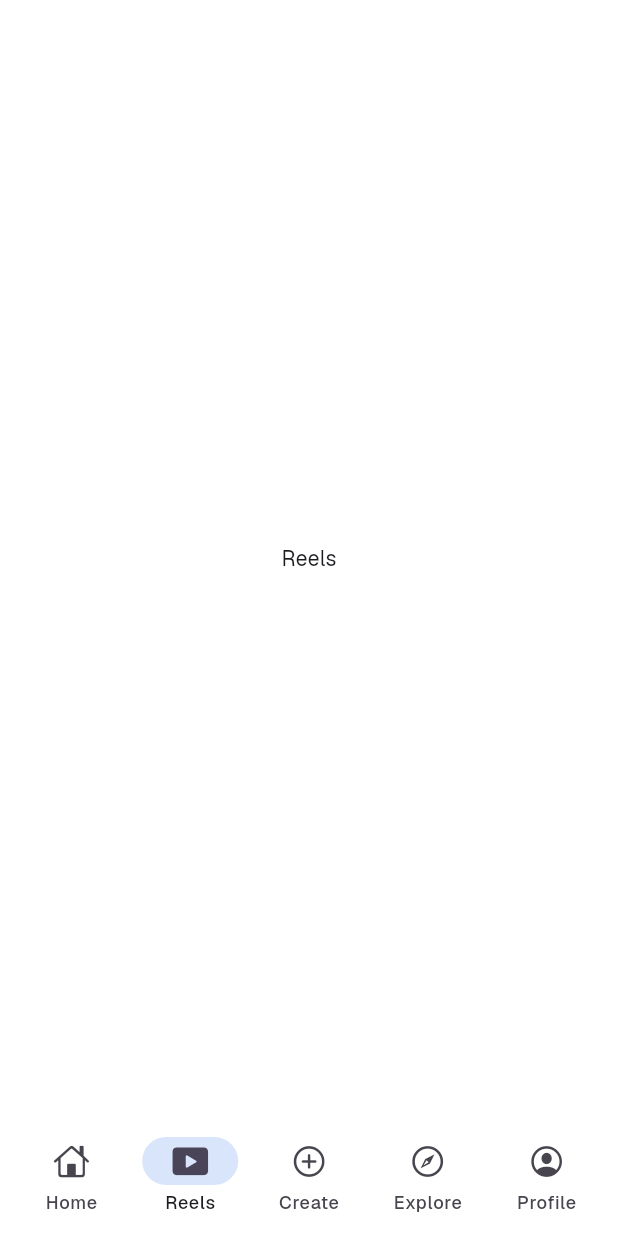
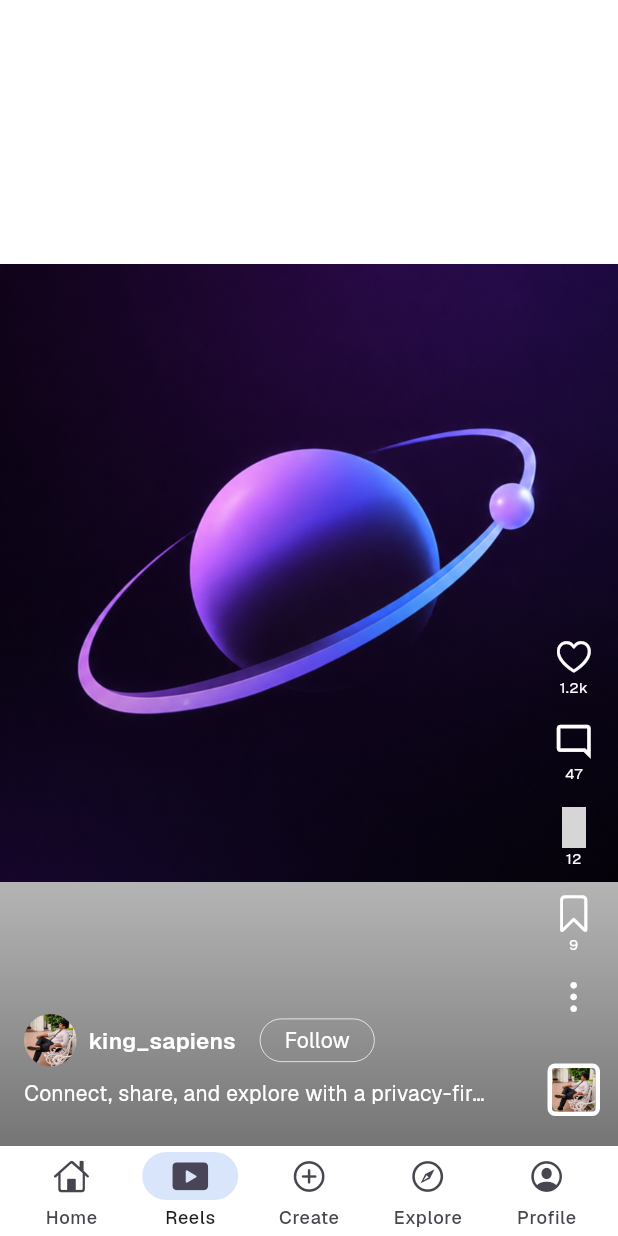
Before and after one commit to legendarys3005/orbix, a Flutter app: the screen it shows after launch, item 2 of the bottom bar chosen, on a phone screen of 412 x 824 dp. Run offline on Flutter 3.47's test engine with Material 3 defaults, Android fonts, the phone set to English and light mode, and no system bars; our stand-ins replace dotted_border, get, google_fonts, iconsax; grey boxes are pictures that could not be loaded.

Commit message:
Home Page and Reel page completed

```diff
--- a/lib/common/widget/appbars/home_appbar.dart
+++ b/lib/common/widget/appbars/home_appbar.dart
@@ -29,7 +29,7 @@ class HomeAppbar extends StatelessWidget implements PreferredSizeWidget {
               icon: Icon(Iconsax.notification, size: 30),
             ),
             Text("Orbix", style: TextStyle(fontSize: 25, fontWeight: FontWeight.w600, color: OrbixColors.primaryColor)),
-            IconButton(onPressed: () {}, icon: Icon(Iconsax.message, size: 30)),
+            IconButton(onPressed: () {}, icon: Icon(Iconsax.message_text, size: 30)),
           ],
         ),
       ),
--- a/lib/common/widget/images/circular_images.dart
+++ b/lib/common/widget/images/circular_images.dart
@@ -1,10 +1,23 @@
 import 'package:flutter/material.dart';
 
 class OrbixCircularImages extends StatelessWidget {
-  const OrbixCircularImages({super.key});
+  const OrbixCircularImages({super.key, required this.width, required this.imageUrl});
+
+  final double width;
+  final String imageUrl;
 
   @override
   Widget build(BuildContext context) {
-    return const Placeholder();
+    return Container(
+      width: width,
+      height: width,
+      decoration: BoxDecoration(
+        borderRadius: BorderRadius.circular(width),
+      ),
+      child: ClipRRect(
+        borderRadius: BorderRadius.circular(width),
+        child: Image.asset(imageUrl),
+      ),
+    );
   }
 }
--- a/lib/content/reels/reels.dart
+++ b/lib/content/reels/reels.dart
@@ -1,12 +1,21 @@
 import 'package:flutter/material.dart';
+import 'package:orbix/content/reels/widgets/reel_item.dart';
 
 class ReelsPage extends StatelessWidget {
   const ReelsPage({super.key});
 
   @override
   Widget build(BuildContext context) {
-    return Center(
-      child: Text("Reels"),
+    return Scaffold(
+      backgroundColor: Colors.white,
+      body: PageView.builder(
+        scrollDirection: Axis.vertical,
+        physics: const ClampingScrollPhysics(),
+        itemCount: 10,
+        itemBuilder: (_, index){
+          return ReelItem();
+        },
+      ),
     );
   }
 }
--- /dev/null
+++ b/lib/content/reels/widgets/reel_item.dart
@@ -0,0 +1,139 @@
+import 'package:flutter/cupertino.dart';
+import 'package:flutter/material.dart';
+import 'package:get/get.dart';
+import 'package:iconsax/iconsax.dart';
+import 'package:orbix/common/widget/images/circular_images.dart';
+import 'package:orbix/utils/constant/colors.dart';
+import 'package:orbix/utils/constant/image_strings.dart';
+import 'package:orbix/utils/constant/sizes.dart';
+
+class ReelItem extends StatelessWidget {
+  const ReelItem({super.key});
+
+  @override
+  Widget build(BuildContext context) {
+    RxBool following = false.obs;
+    return Stack(
+      children: [
+        Positioned.fill(child: Image.asset(OrbixImages.logo)),
+        Positioned.fill(
+          child: Container(
+            decoration: BoxDecoration(
+              gradient: LinearGradient(
+                begin: Alignment.topCenter,
+                end: Alignment.bottomCenter,
+                colors: [
+                  Colors.transparent,
+                  Colors.transparent,
+                  Colors.black54,
+                ],
+              ),
+            ),
+          ),
+        ),
+        Positioned(
+          left: 16,
+          bottom: 25,
+          child: Column(
+            crossAxisAlignment: CrossAxisAlignment.start,
+            children: [
+              //User Data
+              Row(
+                children: [
+                  OrbixCircularImages(width: 35, imageUrl: OrbixImages.pfp),
+                  const SizedBox(width: OrbixSizes.sm),
+                  Text(
+                    "king_sapiens",
+                    style: TextStyle(
+                      color: Colors.white,
+                      fontSize: 15,
+                      fontWeight: FontWeight.w600,
+                    ),
+                  ),
+                  const SizedBox(width: OrbixSizes.md),
+                  Obx(
+                    () => GestureDetector(
+                      onTap: () => following.value = !following.value,
+                      child: AnimatedContainer(
+                        duration: Duration(milliseconds: 200),
+                        decoration: BoxDecoration(
+                          color: following.value
+                              ? OrbixColors.primaryColor
+                              : Colors.transparent,
+                          borderRadius: BorderRadius.circular(50),
+                          border: Border.all(
+                            color: !following.value
+                                ? Colors.white
+                                : Colors.transparent,
+                            width: 0.5,
+                          ),
+                        ),
+                        child: Padding(
+                          padding: const EdgeInsets.symmetric(
+                            horizontal: OrbixSizes.md,
+                            vertical: OrbixSizes.xs,
+                          ),
+                          child: Text(
+                            !following.value ? "Follow" : "Following",
+                            style: TextStyle(color: Colors.white),
+                          ),
+                        ),
+                      ),
+                    ),
+                  ),
+                ],
+              ),
+              const SizedBox(height: OrbixSizes.sm),
+              SizedBox(
+                width: MediaQuery.of(context).size.width * 0.75,
+                child: Text(
+                  "Connect, share, and explore with a privacy-first social experience",
+                  style: TextStyle(color: Colors.white),
+                  overflow: TextOverflow.ellipsis,
+                ),
+              ),
+            ],
+          ),
+        ),
+        Positioned(
+          right: 12,
+          bottom: 20,
+          child: Column(
+            children: [
+              Icon(CupertinoIcons.heart, color: Colors.white, size: 27),
+              Text("1.2k", style: TextStyle(color: Colors.white, fontSize: 10)),
+              const SizedBox(height: OrbixSizes.spaceBtwItems),
+              Icon(Icons.mode_comment_outlined, color: Colors.white, size: 27),
+              Text("47", style: TextStyle(color: Colors.white, fontSize: 10)),
+              const SizedBox(height: OrbixSizes.spaceBtwItems),
+              Icon(Iconsax.send_1, color: Colors.white, size: 27),
+              Text("12", style: TextStyle(color: Colors.white, fontSize: 10)),
+              const SizedBox(height: OrbixSizes.spaceBtwItems),
+              Icon(CupertinoIcons.bookmark, color: Colors.white, size: 27),
+              Text("9", style: TextStyle(color: Colors.white, fontSize: 10)),
+              const SizedBox(height: OrbixSizes.spaceBtwItems),
+              Icon(
+                CupertinoIcons.ellipsis_vertical,
+                color: Colors.white,
+                size: 25,
+              ),
+              const SizedBox(height: OrbixSizes.spaceBtwSections),
+              Container(
+                width: 35,
+                height: 35,
+                decoration: BoxDecoration(
+                  border: Border.all(color: Colors.white, width: 3),
+                  borderRadius: BorderRadius.circular(5),
+                ),
+                child: ClipRRect(
+                  borderRadius: BorderRadius.circular(5),
+                  child: Image.asset(OrbixImages.pfp),
+                ),
+              ),
+            ],
+          ),
+        ),
+      ],
+    );
+  }
+}
--- a/lib/navigation_menu.dart
+++ b/lib/navigation_menu.dart
@@ -21,7 +21,7 @@ class NavigationMenu extends StatelessWidget {
           () => Padding(
             padding: const EdgeInsets.symmetric(horizontal: OrbixSizes.sm),
             child: NavigationBar(
-              height: 80,
+              height: 60,
               elevation: 0,
               selectedIndex: NavigationController.selectedIndex.value,
               onDestinationSelected: (index) =>
--- a/lib/utils/constant/colors.dart
+++ b/lib/utils/constant/colors.dart
@@ -5,4 +5,6 @@ class OrbixColors{
 
   static const Color primaryColor = Color(0xFF2A6DE0);
   static const Color backgroundColor = Color(0xFFFFFFFF);
+
+  static const Color defaultIconColor = Color(0xFF4A4458);
 }
--- a/lib/utils/constant/image_strings.dart
+++ b/lib/utils/constant/image_strings.dart
@@ -1,6 +1,8 @@
 class OrbixImages{
-  static const String logo = "assets/logo/logo_transparent.png";
+  static const String logo = "assets/logo/logo.png";
   static const String logoTransparent = "assets/logo/logo_transparent.png";
 
   static const String pfp = "assets/images/pfp.jpg";
+
+  static const String reel = "assets/videos/reel.mp4";
 }
--- a/pubspec.yaml
+++ b/pubspec.yaml
@@ -3,7 +3,7 @@ description: "A new Flutter project."
 
 publish_to: 'none'
 
-version: 1.0.0+1
+version: 1.1.0
 
 environment:
   sdk: ^3.11.0
@@ -21,6 +21,7 @@ dependencies:
   google_fonts: ^8.1.0
   font_awesome_flutter: ^11.0.0
   dotted_border: ^3.1.0
+  better_player: ^0.0.84
 
 dev_dependencies:
   flutter_launcher_icons: ^0.14.4
@@ -39,3 +40,4 @@ flutter:
   assets:
     - assets/logo/
     - assets/images/
+    - assets/videos/
```
Also changed, not shown: lib/content/home/home.dart (+25 -77 lines), lib/content/home/widgets/post_icons.dart (added, +38 -0 lines), lib/content/home/widgets/post_widget.dart (added, +139 -0 lines), lib/content/home/widgets/story_section.dart (added, +76 -0 lines), lib/content/home/widgets/story_widget.dart (+6 -2 lines), pubspec.lock, 5 other files.
